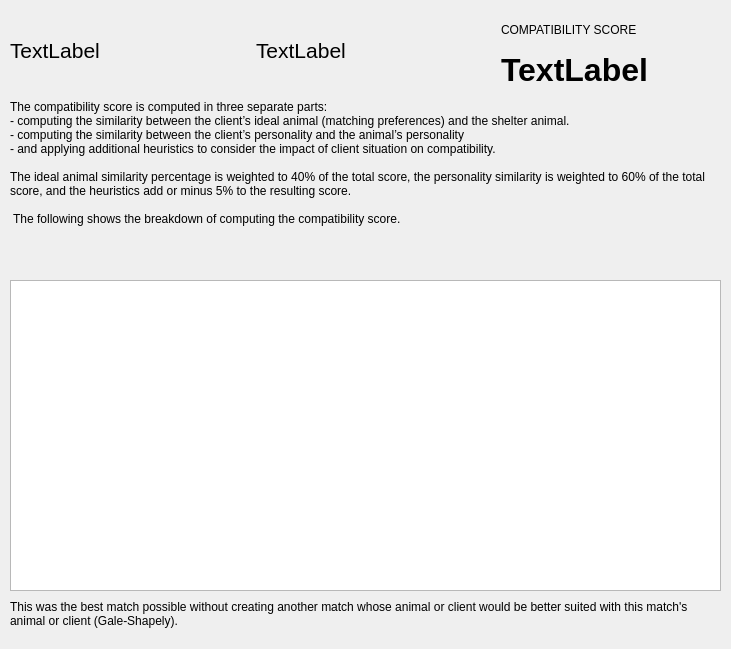
Old version of the form app/Components/ACM/MatchDetailsModal.ui in the repository lfroms/cuacs.
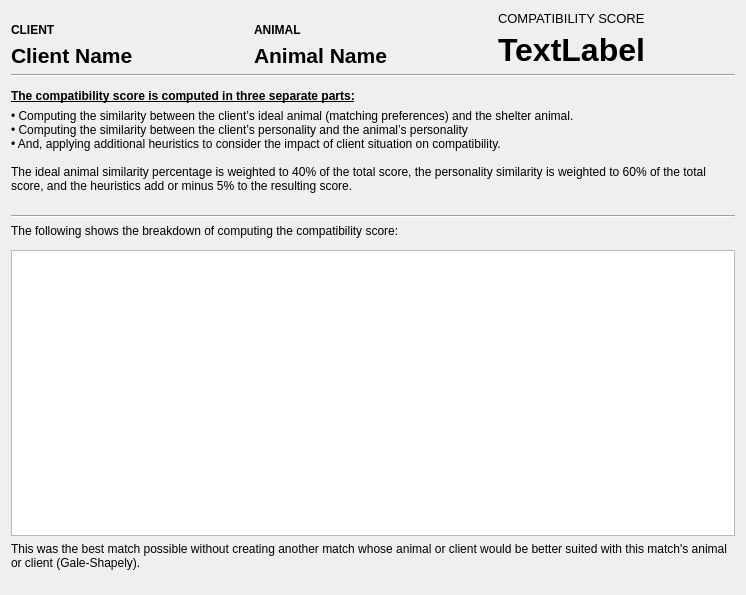
New version of the form.

Commit message: Clean up MatchDetailsModal layout

Patch:
```diff
--- a/app/Components/ACM/MatchDetailsModal.ui
+++ b/app/Components/ACM/MatchDetailsModal.ui
@@ -6,41 +6,75 @@
    <rect>
     <x>0</x>
     <y>0</y>
-    <width>731</width>
-    <height>649</height>
+    <width>746</width>
+    <height>595</height>
    </rect>
   </property>
   <property name="windowTitle">
    <string>Dialog</string>
   </property>
+  <layout class="QGridLayout" name="gridLayout">
+   <property name="horizontalSpacing">
+    <number>6</number>
+   </property>
+   <item row="6" column="0">
+    <widget class="Line" name="line">
+     <property name="lineWidth">
+      <number>1</number>
+     </property>
+     <property name="orientation">
+      <enum>Qt::Horizontal</enum>
+     </property>
+    </widget>
+   </item>
+   <item row="3" column="0">
+    <widget class="QLabel" name="label_6">
+     <property name="font">
+      <font>
+       <weight>75</weight>
+       <bold>true</bold>
+       <underline>true</underline>
+      </font>
+     </property>
+     <property name="text">
+      <string>The compatibility score is computed in three separate parts:</string>
+     </property>
+    </widget>
+   </item>
+   <item row="9" column="0">
   <widget class="QListWidget" name="rulesList">
-   <property name="geometry">
-    <rect>
-     <x>10</x>
-     <y>280</y>
-     <width>711</width>
-     <height>311</height>
-    </rect>
-   </property>
-  </widget>
+     <property name="spacing">
+      <number>5</number>
+     </property>
+     <property name="wordWrap">
+      <bool>true</bool>
+     </property>
+    </widget>
+   </item>
+   <item row="5" column="0">
+    <spacer name="verticalSpacer_2">
+     <property name="orientation">
+      <enum>Qt::Vertical</enum>
+     </property>
+     <property name="sizeType">
+      <enum>QSizePolicy::Fixed</enum>
+     </property>
+     <property name="sizeHint" stdset="0">
+      <size>
+       <width>20</width>
+       <height>16</height>
+      </size>
+     </property>
+    </spacer>
+   </item>
+   <item row="4" column="0">
   <widget class="QLabel" name="label_3">
-   <property name="geometry">
-    <rect>
-     <x>10</x>
-     <y>100</y>
-     <width>721</width>
-     <height>171</height>
-    </rect>
-   </property>
    <property name="text">
-    <string>The compatibility score is computed in three separate parts:
-- computing the similarity between the client’s ideal animal (matching preferences) and the shelter animal.
-- computing the similarity between the client’s personality and the animal’s personality
-- and applying additional heuristics to consider the impact of client situation on compatibility.
+      <string>• Computing the similarity between the client’s ideal animal (matching preferences) and the shelter animal.
+• Computing the similarity between the client’s personality and the animal’s personality
+• And, applying additional heuristics to consider the impact of client situation on compatibility.
 
-The ideal animal similarity percentage is weighted to 40% of the total score, the personality similarity is weighted to 60% of the total score, and the heuristics add or minus 5% to the resulting score.
-
- The following shows the breakdown of computing the compatibility score. </string>
+The ideal animal similarity percentage is weighted to 40% of the total score, the personality similarity is weighted to 60% of the total score, and the heuristics add or minus 5% to the resulting score.</string>
    </property>
    <property name="alignment">
     <set>Qt::AlignLeading|Qt::AlignLeft|Qt::AlignTop</set>
@@ -49,25 +83,119 @@
     <bool>true</bool>
    </property>
   </widget>
-  <widget class="QWidget" name="horizontalLayoutWidget">
-   <property name="geometry">
-    <rect>
-     <x>10</x>
-     <y>10</y>
-     <width>731</width>
-     <height>80</height>
-    </rect>
-   </property>
+   </item>
+   <item row="10" column="0">
+    <widget class="QLabel" name="label">
+     <property name="text">
+      <string>This was the best match possible without creating another match whose animal or client would be better suited with this match's animal or client (Gale-Shapely). 
+</string>
+     </property>
+     <property name="alignment">
+      <set>Qt::AlignLeading|Qt::AlignLeft|Qt::AlignTop</set>
+     </property>
+     <property name="wordWrap">
+      <bool>true</bool>
+     </property>
+    </widget>
+   </item>
+   <item row="2" column="0">
+    <spacer name="verticalSpacer">
+     <property name="orientation">
+      <enum>Qt::Vertical</enum>
+     </property>
+     <property name="sizeType">
+      <enum>QSizePolicy::Fixed</enum>
+     </property>
+     <property name="sizeHint" stdset="0">
+      <size>
+       <width>20</width>
+       <height>6</height>
+      </size>
+     </property>
+    </spacer>
+   </item>
+   <item row="8" column="0">
+    <spacer name="verticalSpacer_3">
+     <property name="orientation">
+      <enum>Qt::Vertical</enum>
+     </property>
+     <property name="sizeType">
+      <enum>QSizePolicy::Fixed</enum>
+     </property>
+     <property name="sizeHint" stdset="0">
+      <size>
+       <width>20</width>
+       <height>6</height>
+      </size>
+     </property>
+    </spacer>
+   </item>
+   <item row="7" column="0">
+    <widget class="QLabel" name="label_7">
+     <property name="text">
+      <string>The following shows the breakdown of computing the compatibility score:</string>
+     </property>
+    </widget>
+   </item>
+   <item row="0" column="0">
    <layout class="QHBoxLayout" name="horizontalLayout">
     <item>
+      <layout class="QVBoxLayout" name="verticalLayout_3">
+       <property name="spacing">
+        <number>6</number>
+       </property>
+       <item>
+        <widget class="QLabel" name="label_4">
+         <property name="font">
+          <font>
+           <pointsize>9</pointsize>
+           <weight>75</weight>
+           <bold>true</bold>
+          </font>
+         </property>
+         <property name="text">
+          <string>CLIENT</string>
+         </property>
+         <property name="alignment">
+          <set>Qt::AlignBottom|Qt::AlignLeading|Qt::AlignLeft</set>
+         </property>
+        </widget>
+       </item>
+       <item>
      <widget class="QLabel" name="animalName">
       <property name="font">
        <font>
         <pointsize>16</pointsize>
+           <weight>75</weight>
+           <bold>true</bold>
        </font>
       </property>
       <property name="text">
-       <string>TextLabel</string>
+          <string>Client Name</string>
+         </property>
+         <property name="alignment">
+          <set>Qt::AlignLeading|Qt::AlignLeft|Qt::AlignTop</set>
+         </property>
+        </widget>
+       </item>
+      </layout>
+     </item>
+     <item>
+      <layout class="QVBoxLayout" name="verticalLayout_2">
+       <item>
+        <widget class="QLabel" name="label_5">
+         <property name="font">
+          <font>
+           <pointsize>9</pointsize>
+           <weight>75</weight>
+           <bold>true</bold>
+          </font>
+         </property>
+         <property name="text">
+          <string>ANIMAL</string>
+         </property>
+         <property name="alignment">
+          <set>Qt::AlignBottom|Qt::AlignLeading|Qt::AlignLeft</set>
       </property>
      </widget>
     </item>
@@ -76,23 +204,41 @@
       <property name="font">
        <font>
         <pointsize>16</pointsize>
+           <weight>75</weight>
+           <bold>true</bold>
        </font>
       </property>
       <property name="text">
-       <string>TextLabel</string>
-      </property>
-     </widget>
+          <string>Animal Name</string>
+         </property>
+         <property name="alignment">
+          <set>Qt::AlignLeading|Qt::AlignLeft|Qt::AlignTop</set>
+         </property>
+        </widget>
+       </item>
+      </layout>
     </item>
     <item>
      <layout class="QVBoxLayout" name="verticalLayout">
       <property name="spacing">
+        <number>6</number>
+       </property>
+       <property name="bottomMargin">
        <number>0</number>
       </property>
       <item>
        <widget class="QLabel" name="label_2">
+         <property name="font">
+          <font>
+           <pointsize>10</pointsize>
+          </font>
+         </property>
         <property name="text">
          <string>COMPATIBILITY SCORE</string>
         </property>
+         <property name="alignment">
+          <set>Qt::AlignBottom|Qt::AlignLeading|Qt::AlignLeft</set>
+         </property>
        </widget>
       </item>
       <item>
@@ -107,32 +253,23 @@
         <property name="text">
          <string>TextLabel</string>
         </property>
-       </widget>
-      </item>
-     </layout>
-    </item>
-   </layout>
-  </widget>
-  <widget class="QLabel" name="label">
-   <property name="geometry">
-    <rect>
-     <x>10</x>
-     <y>600</y>
-     <width>711</width>
-     <height>41</height>
-    </rect>
-   </property>
-   <property name="text">
-    <string>This was the best match possible without creating another match whose animal or client would be better suited with this match's animal or client (Gale-Shapely). 
-</string>
-   </property>
    <property name="alignment">
     <set>Qt::AlignLeading|Qt::AlignLeft|Qt::AlignTop</set>
    </property>
-   <property name="wordWrap">
-    <bool>true</bool>
-   </property>
-  </widget>
+        </widget>
+       </item>
+      </layout>
+     </item>
+    </layout>
+   </item>
+   <item row="1" column="0">
+    <widget class="Line" name="line_2">
+     <property name="orientation">
+      <enum>Qt::Horizontal</enum>
+     </property>
+    </widget>
+   </item>
+  </layout>
  </widget>
  <resources/>
  <connections/>
```
Lines whose indentation alone changed are shown as unchanged.
